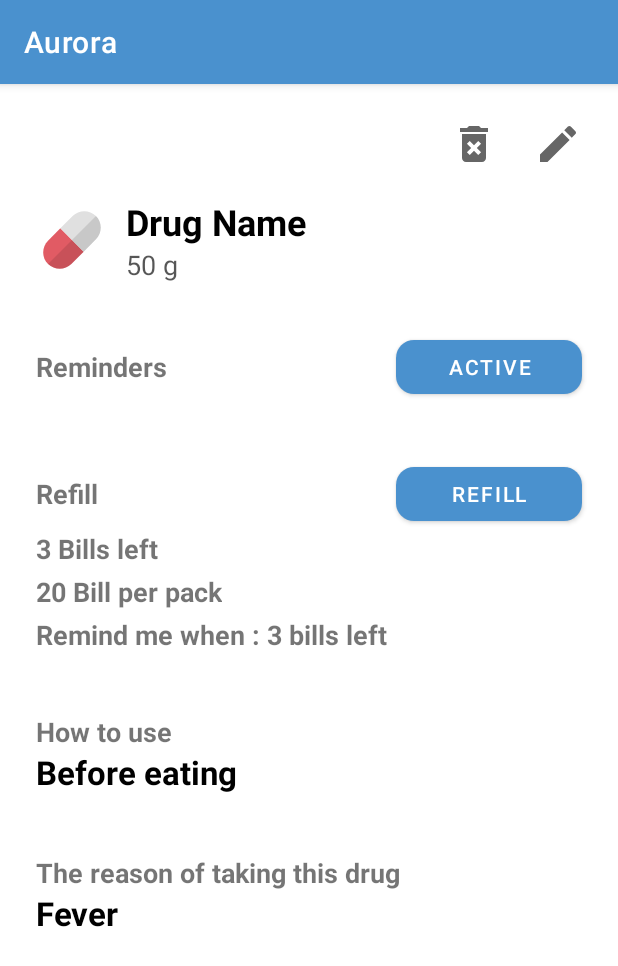
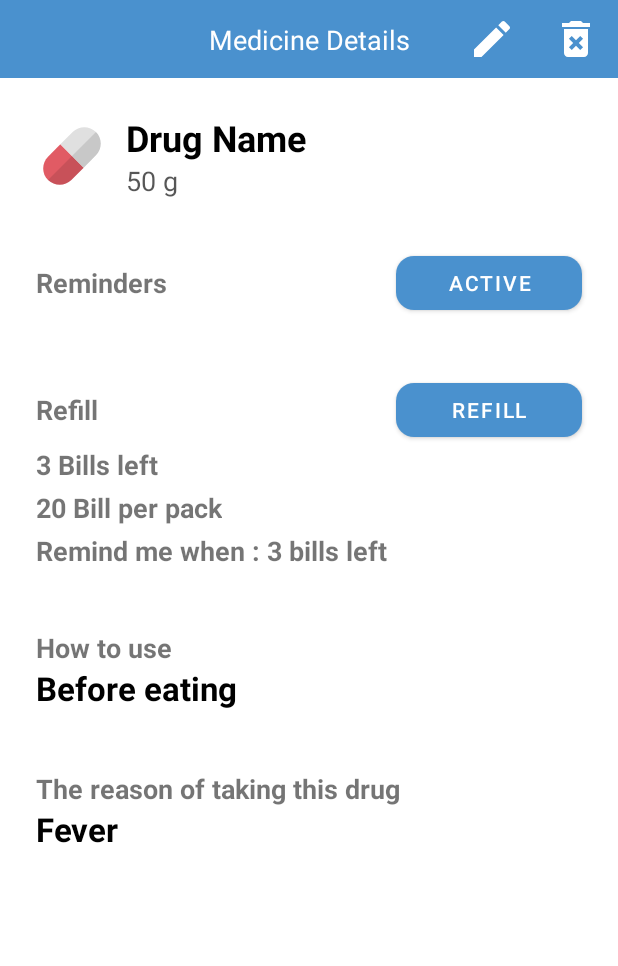
Before and after one commit to mahmoudmorsy201/Aurora, an Android app: the MedicineDetailsActivity screen opened directly, with no data from a screen before it, on a phone screen of 412 x 824 dp. Shown: the top 966 px of the screen. Run offline under Robolectric (Android 15) with nearby library versions, the phone set to English and light mode, and no system bars; our stand-ins replace RxJava; 1 statement that could not run was skipped.

Commit message:
Medicine details toolbar with edit and delete action

```diff
--- a/Aurora/app/src/main/java/com/iti/aurora/medicinedetails/view/MedicineDetailsActivity.java
+++ b/Aurora/app/src/main/java/com/iti/aurora/medicinedetails/view/MedicineDetailsActivity.java
@@ -51,6 +51,8 @@ public class MedicineDetailsActivity extends AppCompatActivity implements Medici
     @Override
     protected void onCreate(Bundle savedInstanceState) {
         super.onCreate(savedInstanceState);
+        if (getSupportActionBar()!=null)
+            getSupportActionBar().hide();
         setContentView(R.layout.activity_medicine_details);
         repositoryInterface = Repository.getInstance(ConcreteLocalSource.getInstance(this), this);
 
--- a/Aurora/app/src/main/res/layout/activity_medicine_details.xml
+++ b/Aurora/app/src/main/res/layout/activity_medicine_details.xml
@@ -4,6 +4,56 @@
     xmlns:tools="http://schemas.android.com/tools"
     android:layout_width="match_parent"
     android:layout_height="match_parent">
+
+    <androidx.constraintlayout.widget.ConstraintLayout
+        android:id="@+id/topBarCustom_relativeLayout"
+        android:layout_width="match_parent"
+        android:layout_height="@dimen/topBarHeight"
+        android:layout_marginBottom="24dp"
+        android:background="@color/primary_color"
+        android:minHeight="@dimen/topBarHeight"
+        app:layout_constraintEnd_toEndOf="parent"
+        app:layout_constraintStart_toStartOf="parent"
+        app:layout_constraintTop_toTopOf="parent">
+
+        <TextView
+            android:id="@+id/textView"
+            android:layout_width="wrap_content"
+            android:layout_height="wrap_content"
+            android:layout_centerInParent="true"
+            android:text="Medicine Details"
+            android:textColor="@color/white"
+            android:textSize="@dimen/topBarTextSize"
+            app:layout_constraintBottom_toBottomOf="parent"
+            app:layout_constraintEnd_toEndOf="parent"
+            app:layout_constraintStart_toStartOf="parent"
+            app:layout_constraintTop_toTopOf="parent" />
+
+        <ImageView
+            android:id="@+id/deleteImageView"
+            android:layout_width="32dp"
+            android:layout_height="32dp"
+            android:layout_marginEnd="12dp"
+            android:src="@drawable/ic_baseline_delete_forever_24"
+            app:layout_constraintBottom_toBottomOf="parent"
+            app:layout_constraintEnd_toEndOf="parent"
+            app:layout_constraintTop_toTopOf="parent"
+            app:tint="@color/white"
+            tools:ignore="ContentDescription" />
+
+        <ImageView
+            android:id="@+id/editImageView"
+            android:layout_width="32dp"
+            android:layout_height="32dp"
+            android:layout_marginEnd="24dp"
+            android:src="@drawable/ic_baseline_edit_24"
+            app:layout_constraintBottom_toBottomOf="@+id/deleteImageView"
+            app:layout_constraintEnd_toStartOf="@+id/deleteImageView"
+            app:layout_constraintTop_toTopOf="@+id/deleteImageView"
+            app:tint="@color/white"
+            tools:ignore="ContentDescription" />
+
+    </androidx.constraintlayout.widget.ConstraintLayout>
 
     <ImageView
         android:id="@+id/backImageView"
@@ -16,26 +66,6 @@
         app:layout_constraintTop_toTopOf="parent"
         tools:ignore="ContentDescription" />
 
-    <ImageView
-        android:id="@+id/editImageView"
-        android:layout_width="32dp"
-        android:layout_height="32dp"
-        android:layout_margin="24dp"
-        android:src="@drawable/ic_baseline_edit_24"
-        app:layout_constraintEnd_toEndOf="parent"
-        app:layout_constraintTop_toTopOf="parent"
-        tools:ignore="ContentDescription" />
-
-    <ImageView
-        android:id="@+id/deleteImageView"
-        android:layout_width="32dp"
-        android:layout_height="32dp"
-        android:layout_marginEnd="24dp"
-        android:src="@drawable/ic_baseline_delete_forever_24"
-        app:layout_constraintBottom_toBottomOf="@id/editImageView"
-        app:layout_constraintEnd_toStartOf="@id/editImageView"
-        app:layout_constraintTop_toTopOf="@id/editImageView"
-        tools:ignore="ContentDescription" />
 
     <ImageView
         android:id="@+id/medicineImageView"
```
